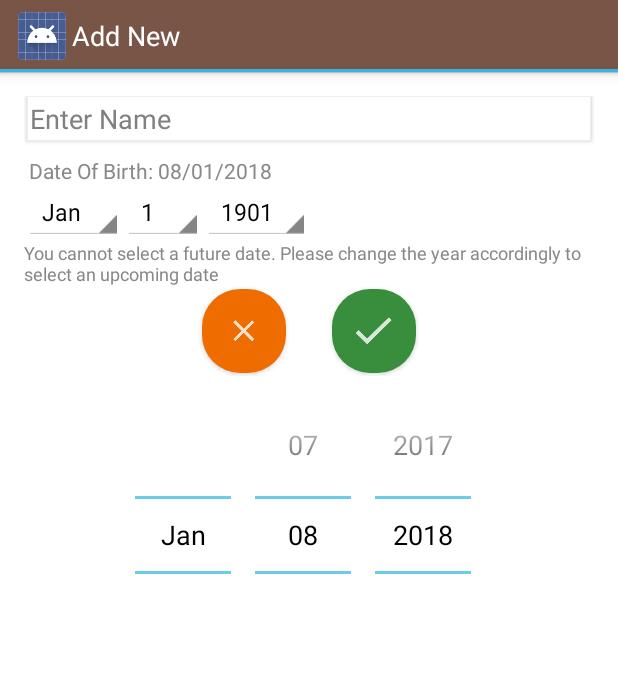
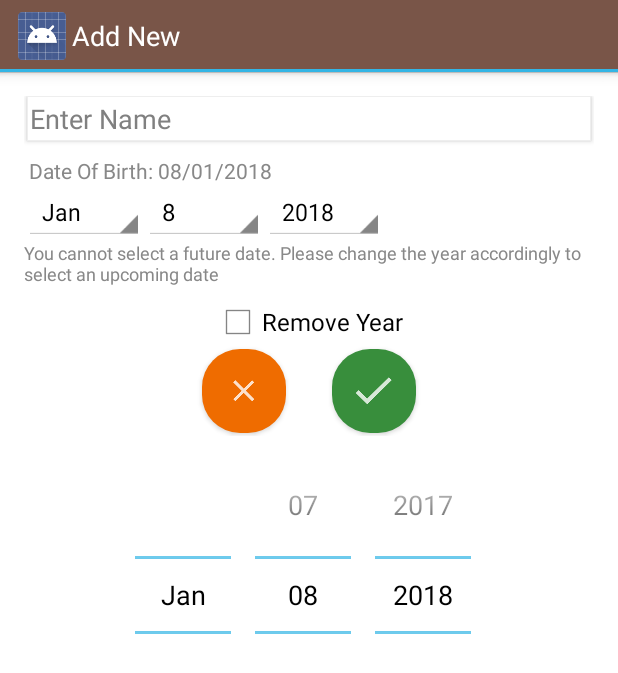
Before and after one commit to antandbuffalo/BirthdayReminder, an Android app: the AddNew screen opened directly, with no data from a screen before it, on a phone screen of 412 x 824 dp. Shown: the top 673 px of the screen. Run offline under Robolectric (Android 15) with nearby library versions, the phone set to English and light mode, and no system bars.

Commit message:
current date selected in spinner

```diff
--- a/app/src/main/java/com/antandbuffalo/birthdayreminder/Constants.java
+++ b/app/src/main/java/com/antandbuffalo/birthdayreminder/Constants.java
@@ -75,6 +75,20 @@ public class Constants {
         put(SETTINGS_ABOUT, 5);
     }};
 
+    public static final Map<Integer, Integer> MONTH_DAYS = new HashMap<Integer, Integer>() {{
+        put(0, 31);
+        put(1, 29);
+        put(2, 31);
+        put(3, 30);
+        put(4, 31);
+        put(5, 30);
+        put(6, 31);
+        put(7, 31);
+        put(8, 30);
+        put(9, 31);
+        put(10, 30);
+        put(11, 31);
+    }};
 
     public static final int SETTINGS_CELL_TYPE_DATE = 0;
     public static final int SETTINGS_CELL_TYPE_1_LETTER = 1;
@@ -136,7 +150,4 @@ public class Constants {
 
     public static final String STATUS_FILE_APPEND_SUCCESS = "STATUS_FILE_APPEND_SUCCESS";
 
-    public static final List<String> MONTHS =
-            Collections.unmodifiableList(Arrays.asList("Jan", "Feb", "Mar", "Apr", "May", "Jun", "Jul", "Aug", "Sep", "Oct", "Nov", "Dec"));
-
 }
--- a/app/src/main/java/com/antandbuffalo/birthdayreminder/addnew/AddNew.java
+++ b/app/src/main/java/com/antandbuffalo/birthdayreminder/addnew/AddNew.java
@@ -5,7 +5,9 @@ import android.content.DialogInterface;
 import android.content.Intent;
 import android.os.Bundle;
 import android.app.Activity;
+import android.util.Log;
 import android.view.View;
+import android.widget.AdapterView;
 import android.widget.ArrayAdapter;
 import android.widget.Button;
 import android.widget.CalendarView;
@@ -26,7 +28,9 @@ import java.text.DateFormatSymbols;
 import java.util.ArrayList;
 import java.util.Calendar;
 import java.util.Date;
+import java.util.HashMap;
 import java.util.List;
+import java.util.Map;
 
 public class AddNew extends Activity {
     EditText name;
@@ -44,6 +48,8 @@ public class AddNew extends Activity {
         datePicker = (DatePicker)findViewById(R.id.perosnDateOfBirth);
         datePicker.setMaxDate(new Date().getTime());
 
+        final Calendar cal = Util.getCalendar();
+
         ImageButton save = (ImageButton) findViewById(R.id.save);
         save.setBackgroundResource(R.drawable.save_button);
 
@@ -51,13 +57,33 @@ public class AddNew extends Activity {
         cancel.setBackgroundResource(R.drawable.cancel_button);
 
         Spinner monthSpinner = (Spinner) findViewById(R.id.monthSpinner);
+        final Spinner datesSpinner = (Spinner) findViewById(R.id.dateSpinner);
+        Spinner yearSpinner = (Spinner) findViewById(R.id.yearSpinner);
+
         addMonthsToSpinner(monthSpinner);
 
-        Spinner datesSpinner = (Spinner) findViewById(R.id.dateSpinner);
-        addDatesToSpinner(datesSpinner);
+        monthSpinner.setOnItemSelectedListener(new AdapterView.OnItemSelectedListener() {
+            @Override
+            public void onItemSelected(AdapterView<?> parent, View view, int position, long id) {
+                Log.i("Item select", "" + position);
+                addDatesToSpinner(datesSpinner, Constants.MONTH_DAYS.get(position));
+                if(cal.get(Calendar.MONTH) == position) {
+                    datesSpinner.setSelection(cal.get(Calendar.DAY_OF_MONTH) - 1);
+                }
+            }
 
-        Spinner yearSpinner = (Spinner) findViewById(R.id.yearSpinner);
-        addYearsToSpinner(yearSpinner);
+            @Override
+            public void onNothingSelected(AdapterView<?> parent) {
+                Log.i("Item select", "" + parent);
+            }
+        });
+
+        Map<Integer, Integer> yearMapper = getYearMapper(1901, cal.get(Calendar.YEAR));
+
+        addYearsToSpinner(yearSpinner, 1901, cal.get(Calendar.YEAR));
+
+        monthSpinner.setSelection(cal.get(Calendar.MONTH));
+        yearSpinner.setSelection(yearMapper.get(cal.get(Calendar.YEAR)));
 
 
 //        Calendar currentDate = Util.getCalendar(new Date());
@@ -169,9 +195,9 @@ public class AddNew extends Activity {
         spinner.setAdapter(dataAdapter);
     }
 
-    public void addDatesToSpinner(Spinner spinner) {
+    public void addDatesToSpinner(Spinner spinner, Integer maxValue) {
         List<String> datesList = new ArrayList<String>();
-        for (int i = 1; i <= 31; i++) {
+        for (int i = 1; i <= maxValue; i++) {
             datesList .add(i + "");
         }
         ArrayAdapter<String> dataAdapter = new ArrayAdapter<String>(this,
@@ -180,7 +206,7 @@ public class AddNew extends Activity {
         spinner.setAdapter(dataAdapter);
     }
 
-    public void addYearsToSpinner(Spinner spinner) {
+    public void addYearsToSpinner(Spinner spinner, Integer minYear, Integer maxYear) {
         List<String> yearsList = new ArrayList<String>();
         for (int i = 1901; i <= 2018; i++) {
             yearsList .add(i + "");
@@ -191,6 +217,17 @@ public class AddNew extends Activity {
         spinner.setAdapter(dataAdapter);
     }
 
+    public Map<Integer, Integer> getYearMapper(Integer minYear, Integer maxYear) {
+        Map<Integer, Integer> yearsMap = new HashMap<Integer, Integer>();
+        Integer counter = maxYear - minYear;
+        int j = minYear;
+        for (int i=0; i<=counter; i++) {
+            Log.i("YEAR", i + " -- " + j);
+            yearsMap.put(j++, i);
+        }
+        return yearsMap;
+    }
+
     public void clearInputs() {
         name.setText("");
     }
--- a/app/src/main/res/layout/add_new.xml
+++ b/app/src/main/res/layout/add_new.xml
@@ -62,18 +62,23 @@
             <Spinner
                 android:id="@+id/monthSpinner"
                 android:layout_width="wrap_content"
-                android:layout_height="match_parent" />
+                android:layout_height="match_parent"
+                android:dropDownWidth="80dp"
+                android:minWidth="80dp" />
 
             <Spinner
                 android:id="@+id/dateSpinner"
                 android:layout_width="wrap_content"
-                android:layout_height="match_parent" />
+                android:layout_height="match_parent"
+                android:dropDownWidth="80dp"
+                android:minWidth="80dp" />
 
             <Spinner
                 android:id="@+id/yearSpinner"
                 android:layout_width="wrap_content"
-                android:layout_height="match_parent" />
-
+                android:layout_height="match_parent"
+                android:dropDownWidth="80dp"
+                android:minWidth="80dp" />
 
         </LinearLayout>
 
@@ -88,6 +93,15 @@
         android:textColor="@color/sub_text_color"
         android:textSize="12sp" />
 
+    <CheckBox
+        android:id="@+id/removeYear"
+        android:layout_width="wrap_content"
+        android:layout_height="wrap_content"
+        android:layout_below="@+id/textView5"
+        android:layout_centerHorizontal="true"
+        android:layout_marginTop="8dp"
+        android:text="Remove Year" />
+
     <LinearLayout
         android:orientation="horizontal"
         android:layout_width="match_parent"
@@ -95,7 +109,7 @@
         android:gravity="center"
         android:weightSum="1"
         android:id="@+id/buttonsLayout"
-        android:layout_below="@+id/textView5"
+        android:layout_below="@+id/removeYear"
         android:layout_alignParentEnd="true">
 
         <ImageButton
```
